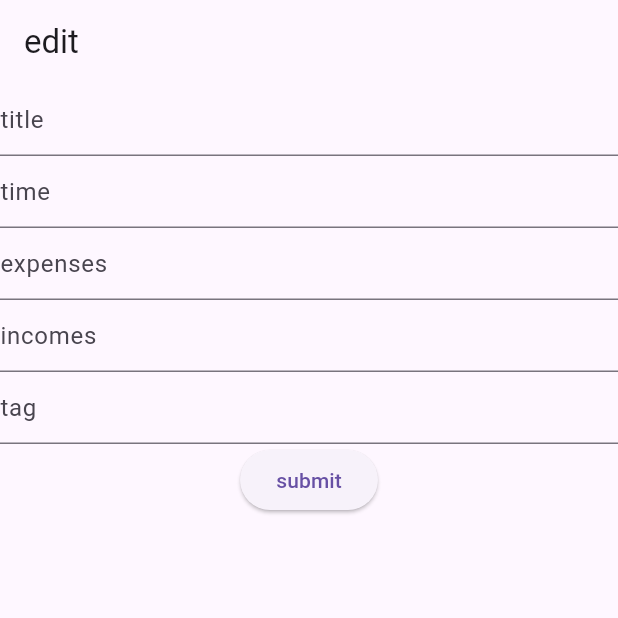
After one commit to sssssimple/calm, a Flutter app: the screen it shows after launch, after a tap on the "add" icon, on a phone screen of 412 x 824 dp, the top half of it. The commit adds this screen. Run offline on Flutter 3.47's test engine with Material 3 defaults, Android fonts, the light colour scheme and no system bars; our stand-ins replace firebase_core, freezed_annotation, go_router, hooks_riverpod, riverpod_annotation, table_calendar; accounts and stored records are empty; generated files the repository leaves out were written again.

Commit message:
add timeline editpage

```diff
--- a/analysis_options.yaml
+++ b/analysis_options.yaml
@@ -1 +1,4 @@
 include: package:flutter_lints/flutter.yaml
+analyzer:
+  plugins:
+    - custom_lint
--- /dev/null
+++ b/lib/edit_page.dart
@@ -0,0 +1,45 @@
+import 'package:calm/event.dart';
+import 'package:flutter/material.dart';
+import 'package:hooks_riverpod/hooks_riverpod.dart';
+
+class EditPage extends ConsumerWidget {
+  const EditPage({
+    super.key,
+    this.event,
+  });
+  final Event? event;
+
+  @override
+  Widget build(BuildContext context, WidgetRef ref) {
+    return Scaffold(
+      appBar: AppBar(
+        title: const Text('edit'),
+      ),
+      body: Column(
+        children: [
+          const TextField(
+            decoration: InputDecoration(hintText: 'title'),
+          ),
+          const TextField(
+            decoration: InputDecoration(hintText: 'time'),
+          ),
+          const TextField(
+            decoration: InputDecoration(hintText: 'expenses'),
+          ),
+          const TextField(
+            decoration: InputDecoration(hintText: 'incomes'),
+          ),
+          const TextField(
+            decoration: InputDecoration(hintText: 'tag'),
+          ),
+          Center(
+            child: ElevatedButton(
+              onPressed: () {},
+              child: const Text('submit'),
+            ),
+          ),
+        ],
+      ),
+    );
+  }
+}
--- a/lib/event.dart
+++ b/lib/event.dart
@@ -1,7 +1,20 @@
-class Event {
-  final String title;
-  const Event(this.title);
+import 'package:freezed_annotation/freezed_annotation.dart';
+
+part 'event.freezed.dart';
+
+@freezed
+class Event with _$Event {
+  const Event._();
+  const factory Event({
+    required String id,
+    required String title,
+    required String day,
+    @Default([]) List<String> tag,
+    required int expenses,
+    required int incomes,
+  }) = _Event;
 
   @override
   String toString() => title;
+  int get balance => incomes - expenses;
 }
--- a/lib/main.dart
+++ b/lib/main.dart
@@ -1,4 +1,4 @@
-import 'package:calm/month_page.dart';
+import 'package:calm/router.dart';
 import 'package:firebase_core/firebase_core.dart';
 import 'package:flutter/material.dart';
 import 'package:hooks_riverpod/hooks_riverpod.dart';
@@ -12,17 +12,14 @@ void main() async {
   runApp(const ProviderScope(child: MainApp()));
 }
 
-class MainApp extends StatelessWidget {
+class MainApp extends ConsumerWidget {
   const MainApp({super.key});
 
   @override
-  Widget build(BuildContext context) {
-    return const MaterialApp(
-      home: Scaffold(
-        body: SafeArea(
-          child: MonthPage(),
-        ),
-      ),
+  Widget build(BuildContext context, WidgetRef ref) {
+    final router = ref.watch(appRouterProvider);
+    return MaterialApp.router(
+      routerConfig: router,
     );
   }
 }
--- a/lib/month_page.dart
+++ b/lib/month_page.dart
@@ -1,7 +1,9 @@
 import 'dart:collection';
 
 import 'package:calm/event.dart';
+import 'package:calm/timeline.dart';
 import 'package:flutter/material.dart';
+import 'package:go_router/go_router.dart';
 import 'package:hooks_riverpod/hooks_riverpod.dart';
 import 'package:riverpod_annotation/riverpod_annotation.dart';
 import 'package:table_calendar/table_calendar.dart';
@@ -28,7 +30,64 @@ Future<LinkedHashMap<DateTime, List<Event>>> events(EventsRef ref) async {
     hashCode: getHashCode,
   )..addAll(
       {
-        DateTime.now(): [const Event('Today\'s event 1')]
+        DateTime.now().copyWith(hour: 8): [
+          Event(
+            id: '1',
+            title: 'Today\'s event 1',
+            day: DateTime.now().copyWith(hour: 8).toIso8601String(),
+            expenses: 10000,
+            incomes: 30000,
+          ),
+          Event(
+            id: '2',
+            title: 'Today\'s event 2',
+            day: DateTime.now().copyWith(hour: 18).toIso8601String(),
+            expenses: 10000,
+            incomes: 30000,
+          ),
+          Event(
+            id: '3',
+            title: 'Today\'s event 3',
+            day: DateTime.now().copyWith(hour: 18).toIso8601String(),
+            expenses: 10000,
+            incomes: 30000,
+          ),
+          Event(
+            id: '4',
+            title: 'Today\'s event 4',
+            day: DateTime.now().copyWith(hour: 18).toIso8601String(),
+            expenses: 10000,
+            incomes: 30000,
+          ),
+          Event(
+            id: '5',
+            title: 'Today\'s event 5',
+            day: DateTime.now().copyWith(hour: 18).toIso8601String(),
+            expenses: 10000,
+            incomes: 30000,
+          ),
+          Event(
+            id: '6',
+            title: 'Today\'s event 6',
+            day: DateTime.now().copyWith(hour: 18).toIso8601String(),
+            expenses: 10000,
+            incomes: 30000,
+          ),
+          Event(
+            id: '7',
+            title: 'Today\'s event 7',
+            day: DateTime.now().copyWith(hour: 18).toIso8601String(),
+            expenses: 10000,
+            incomes: 30000,
+          ),
+          Event(
+            id: '8',
+            title: 'Today\'s event 8',
+            day: DateTime.now().copyWith(hour: 18).toIso8601String(),
+            expenses: 10000,
+            incomes: 30000,
+          ),
+        ]
       },
     );
 }
@@ -66,9 +125,8 @@ class _MonthPageState extends ConsumerState<MonthPage> {
 
   @override
   Widget build(BuildContext context) {
-    final selectedEvents = ref.watch(eventsForDayProvider(_focusedDay));
-
-    return Column(
+    return Scaffold(
+      body: Column(
         children: [
           TableCalendar(
             focusedDay: _focusedDay,
@@ -83,18 +141,18 @@ class _MonthPageState extends ConsumerState<MonthPage> {
             },
           ),
           Expanded(
-          child: ListView.builder(
-            itemCount: selectedEvents.length,
-            itemBuilder: (context, index) {
-              return ListTile(
-                title: Text(
-                  selectedEvents[index].toString(),
+            child: Timeline(day: _focusedDay),
           ),
-              );
+        ],
+      ),
+      floatingActionButton: FloatingActionButton(
+        onPressed: () {
+          context.go('/edit');
         },
+        child: const Icon(
+          Icons.add,
         ),
       ),
-      ],
     );
   }
 }
--- /dev/null
+++ b/lib/router.dart
@@ -0,0 +1,25 @@
+import 'package:calm/edit_page.dart';
+import 'package:calm/event.dart';
+import 'package:calm/month_page.dart';
+import 'package:go_router/go_router.dart';
+import 'package:riverpod_annotation/riverpod_annotation.dart';
+
+part 'router.g.dart';
+
+@riverpod
+GoRouter appRouter(AppRouterRef ref) {
+  return GoRouter(
+    routes: [
+      GoRoute(
+        path: '/',
+        builder: (context, state) => const MonthPage(),
+      ),
+      GoRoute(
+        path: '/edit',
+        builder: (context, state) => EditPage(
+          event: state.extra == null ? null : state.extra as Event,
+        ),
+      ),
+    ],
+  );
+}
--- /dev/null
+++ b/lib/timeline.dart
@@ -0,0 +1,39 @@
+import 'package:calm/month_page.dart';
+import 'package:flutter/material.dart';
+import 'package:hooks_riverpod/hooks_riverpod.dart';
+
+class Timeline extends ConsumerWidget {
+  const Timeline({super.key, required this.day});
+  final DateTime day;
+  @override
+  Widget build(BuildContext context, WidgetRef ref) {
+    final selectedEvents = ref.watch(eventsForDayProvider(day));
+
+    return ListView.builder(
+      itemCount: selectedEvents.length,
+      itemBuilder: (context, index) {
+        return ListTile(
+          title: Row(
+            children: [
+              Expanded(
+                flex: 1,
+                child: Text(
+                  '${DateTime.parse(selectedEvents[index].day).hour.toString()}:${DateTime.parse(selectedEvents[index].day).second.toString()}',
+                ),
+              ),
+              Expanded(
+                flex: 4,
+                child: Text(
+                  selectedEvents[index].title,
+                ),
+              ),
+              Text(
+                '${selectedEvents[index].balance}',
+              )
+            ],
+          ),
+        );
+      },
+    );
+  }
+}
--- a/pubspec.yaml
+++ b/pubspec.yaml
@@ -13,7 +13,9 @@ dependencies:
     sdk: flutter
   hooks_riverpod: ^2.5.2
   flutter_hooks: ^0.20.5
+  go_router: ^14.3.0
   riverpod_annotation: ^2.3.5
+  freezed_annotation: ^2.4.4
 
 dev_dependencies:
   flutter_test:
@@ -23,6 +25,7 @@ dev_dependencies:
   build_runner: ^2.4.11
   custom_lint: ^0.6.4
   riverpod_lint: ^2.3.10
+  freezed: ^2.5.2
 
 flutter:
   uses-material-design: true
```
Also changed, not shown: lib/daily_page.dart (deleted), lib/event.freezed.dart (added), lib/month_page.g.dart, lib/router.g.dart (added), pubspec.lock. Lines whose indentation alone changed are shown as unchanged.
